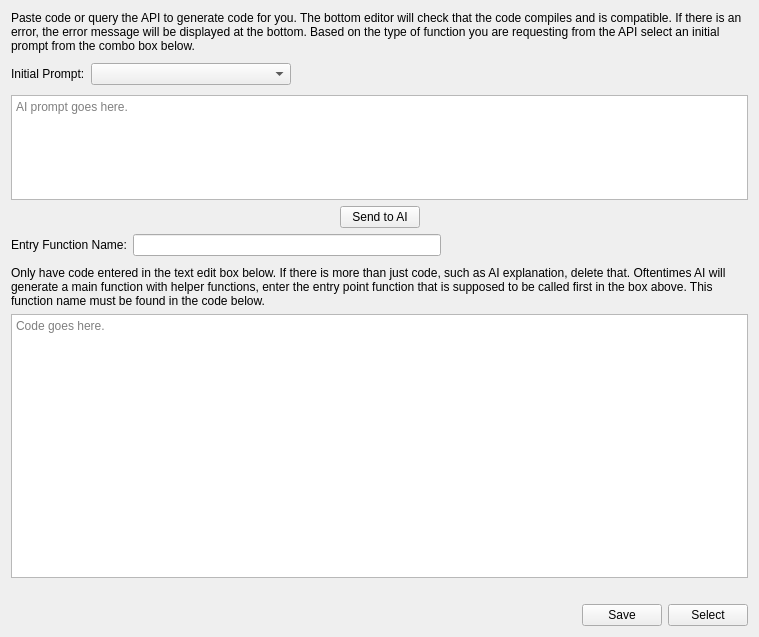
Old version of the form howdyCoder/ui/qtUiFiles/funcSelectorCodePage.ui in the repository rmallow/howdyCoder.
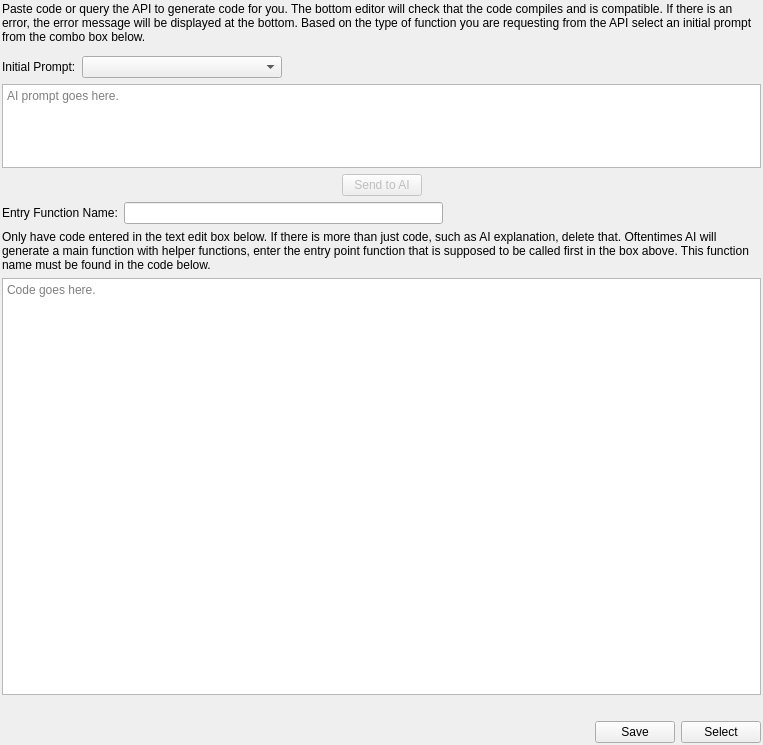
New version of the form. Custom widgets are drawn as their Qt base class.

Commit message: reworking func selector code page to now be able to query chat gpt for the code automatically, then parse said code, and also have a safe way to store and set the users api key. Also included logging information on program status widget for quick logging display

Patch:
```diff
--- a/howdyCoder/ui/qtUiFiles/funcSelectorCodePage.ui
+++ b/howdyCoder/ui/qtUiFiles/funcSelectorCodePage.ui
@@ -6,14 +6,26 @@
    <rect>
     <x>0</x>
     <y>0</y>
-    <width>759</width>
-    <height>637</height>
+    <width>763</width>
+    <height>745</height>
    </rect>
   </property>
   <property name="windowTitle">
    <string>FuncSelectorCodePage</string>
   </property>
   <layout class="QVBoxLayout" name="verticalLayout">
+   <property name="leftMargin">
+    <number>2</number>
+   </property>
+   <property name="topMargin">
+    <number>2</number>
+   </property>
+   <property name="rightMargin">
+    <number>2</number>
+   </property>
+   <property name="bottomMargin">
+    <number>2</number>
+   </property>
    <item>
     <widget class="QLabel" name="infoLabel">
      <property name="text">
@@ -24,6 +36,9 @@
      </property>
     </widget>
    </item>
+   <item>
+    <widget class="KeySetWidget" name="key_set_widget" native="true"/>
+   </item>
    <item>
     <widget class="QWidget" name="widget_4" native="true">
      <layout class="QHBoxLayout" name="horizontalLayout_4">
@@ -31,13 +46,13 @@
        <number>0</number>
       </property>
       <property name="topMargin">
-       <number>4</number>
+       <number>0</number>
       </property>
       <property name="rightMargin">
        <number>0</number>
       </property>
       <property name="bottomMargin">
-       <number>4</number>
+       <number>0</number>
       </property>
       <item>
        <widget class="QLabel" name="prompt_label">
@@ -69,8 +84,8 @@
         </property>
         <property name="sizeHint" stdset="0">
          <size>
-          <width>437</width>
-          <height>20</height>
+          <width>461</width>
+          <height>5</height>
          </size>
         </property>
        </spacer>
@@ -83,7 +98,7 @@
      <property name="sizePolicy">
       <sizepolicy hsizetype="Expanding" vsizetype="Expanding">
        <horstretch>0</horstretch>
-       <verstretch>2</verstretch>
+       <verstretch>1</verstretch>
       </sizepolicy>
      </property>
      <property name="tabStopDistance">
@@ -117,13 +132,16 @@
         <property name="sizeHint" stdset="0">
          <size>
           <width>40</width>
-          <height>20</height>
+          <height>5</height>
          </size>
         </property>
        </spacer>
       </item>
       <item>
        <widget class="QPushButton" name="call_api_button">
+        <property name="enabled">
+         <bool>false</bool>
+        </property>
         <property name="text">
          <string>Send to AI</string>
         </property>
@@ -136,8 +154,8 @@
         </property>
         <property name="sizeHint" stdset="0">
          <size>
-          <width>304</width>
-          <height>20</height>
+          <width>316</width>
+          <height>5</height>
          </size>
         </property>
        </spacer>
@@ -158,7 +176,7 @@
        <number>0</number>
       </property>
       <property name="bottomMargin">
-       <number>4</number>
+       <number>0</number>
       </property>
       <item>
        <widget class="QLabel" name="entry_function_label">
@@ -177,8 +195,8 @@
         </property>
         <property name="sizeHint" stdset="0">
          <size>
-          <width>291</width>
-          <height>20</height>
+          <width>303</width>
+          <height>5</height>
          </size>
         </property>
        </spacer>
@@ -197,22 +215,46 @@
     </widget>
    </item>
    <item>
-    <widget class="QPlainTextEdit" name="codeEdit">
+    <widget class="QWidget" name="code_edit_box" native="true">
      <property name="sizePolicy">
-      <sizepolicy hsizetype="Expanding" vsizetype="Expanding">
+      <sizepolicy hsizetype="Preferred" vsizetype="Preferred">
        <horstretch>0</horstretch>
        <verstretch>5</verstretch>
       </sizepolicy>
      </property>
-     <property name="lineWrapMode">
-      <enum>QPlainTextEdit::NoWrap</enum>
-     </property>
-     <property name="tabStopDistance">
-      <double>4.000000000000000</double>
-     </property>
-     <property name="placeholderText">
-      <string>Code goes here.</string>
-     </property>
+     <layout class="QHBoxLayout" name="horizontalLayout_5">
+      <property name="leftMargin">
+       <number>0</number>
+      </property>
+      <property name="topMargin">
+       <number>0</number>
+      </property>
+      <property name="rightMargin">
+       <number>0</number>
+      </property>
+      <property name="bottomMargin">
+       <number>0</number>
+      </property>
+      <item>
+       <widget class="QPlainTextEdit" name="codeEdit">
+        <property name="sizePolicy">
+         <sizepolicy hsizetype="Expanding" vsizetype="Expanding">
+          <horstretch>5</horstretch>
+          <verstretch>5</verstretch>
+         </sizepolicy>
+        </property>
+        <property name="lineWrapMode">
+         <enum>QPlainTextEdit::NoWrap</enum>
+        </property>
+        <property name="tabStopDistance">
+         <double>4.000000000000000</double>
+        </property>
+        <property name="placeholderText">
+         <string>Code goes here.</string>
+        </property>
+       </widget>
+      </item>
+     </layout>
     </widget>
    </item>
    <item>
@@ -248,7 +290,7 @@
         <property name="sizeHint" stdset="0">
          <size>
           <width>40</width>
-          <height>20</height>
+          <height>5</height>
          </size>
         </property>
        </spacer>
@@ -279,6 +321,14 @@
    </item>
   </layout>
  </widget>
+ <customwidgets>
+  <customwidget>
+   <class>KeySetWidget</class>
+   <extends>QWidget</extends>
+   <header>..keySetWidget</header>
+   <container>1</container>
+  </customwidget>
+ </customwidgets>
  <resources/>
  <connections/>
 </ui>
```
The commit also changes 34 other files.
